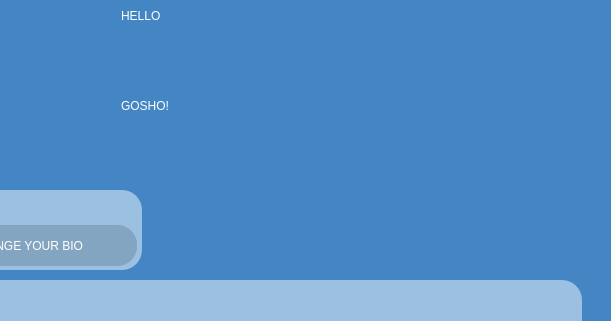
First picture: the form in AGUniverse/presentationLayer/profile.ui, repository codingburgas/sprint-eschool-ag-universe, before the edit; both pictures show x 489 to 1100 and y 180 to 501 of the 1100 by 720 pixel window.
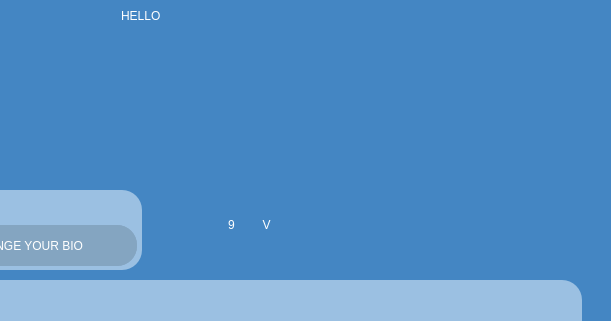
Second picture: the form after the edit. Icons and pictures are not drawn.

Diff of the .ui file:
```diff
--- a/AGUniverse/presentationLayer/profile.ui
+++ b/AGUniverse/presentationLayer/profile.ui
@@ -103,7 +103,7 @@
     <rect>
      <x>610</x>
      <y>240</y>
-     <width>291</width>
+     <width>451</width>
      <height>91</height>
     </rect>
    </property>
@@ -114,7 +114,7 @@
 border: none;</string>
    </property>
    <property name="text">
-    <string>GOSHO!</string>
+    <string/>
    </property>
   </widget>
   <widget class="QLabel" name="label_2">
@@ -573,6 +573,40 @@
     </property>
    </widget>
   </widget>
+  <widget class="QLabel" name="grade">
+   <property name="geometry">
+    <rect>
+     <x>690</x>
+     <y>370</y>
+     <width>61</width>
+     <height>71</height>
+    </rect>
+   </property>
+   <property name="styleSheet">
+    <string notr="true">color:white;
+font: 55pt &quot;Aura&quot;;</string>
+   </property>
+   <property name="text">
+    <string>&lt;html&gt;&lt;head/&gt;&lt;body&gt;&lt;p align=&quot;center&quot;&gt;9&lt;/p&gt;&lt;/body&gt;&lt;/html&gt;</string>
+   </property>
+  </widget>
+  <widget class="QLabel" name="gradeClass">
+   <property name="geometry">
+    <rect>
+     <x>730</x>
+     <y>370</y>
+     <width>51</width>
+     <height>71</height>
+    </rect>
+   </property>
+   <property name="styleSheet">
+    <string notr="true">color:white;
+font: 55pt &quot;Aura&quot;;</string>
+   </property>
+   <property name="text">
+    <string>&lt;html&gt;&lt;head/&gt;&lt;body&gt;&lt;p align=&quot;center&quot;&gt;V&lt;/p&gt;&lt;/body&gt;&lt;/html&gt;</string>
+   </property>
+  </widget>
  </widget>
  <resources>
   <include location="../resources.qrc"/>
```
